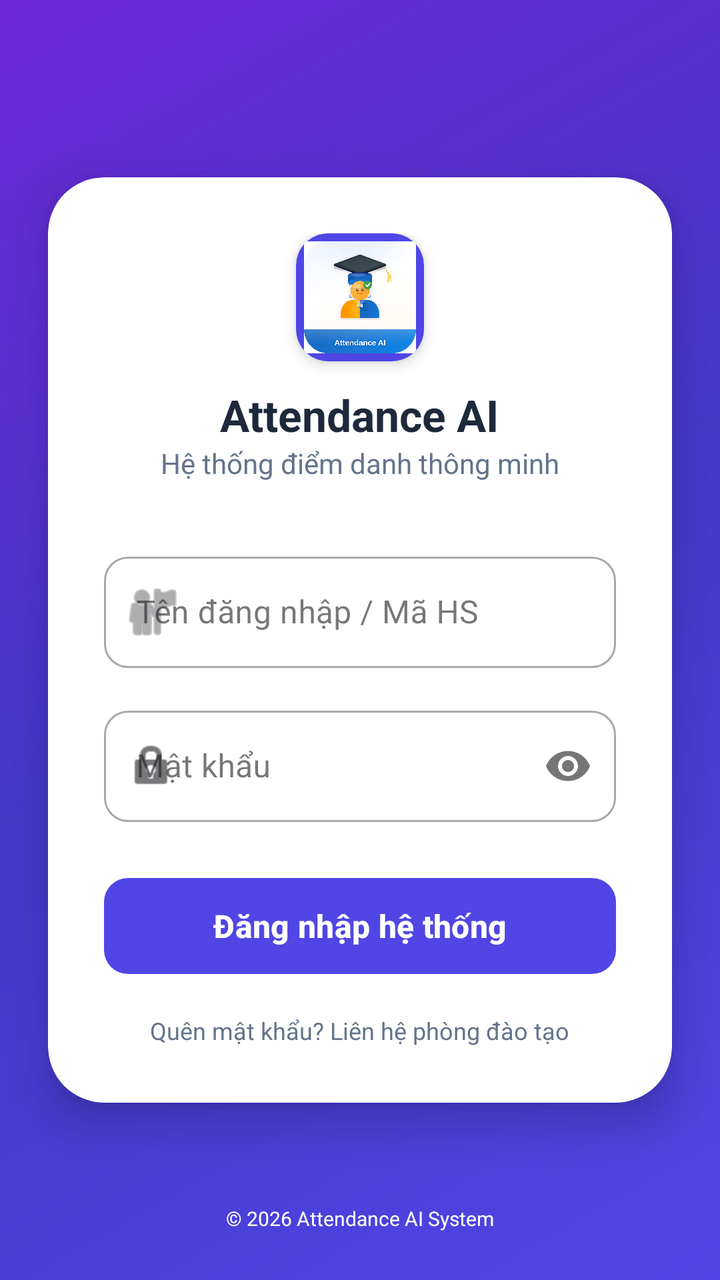
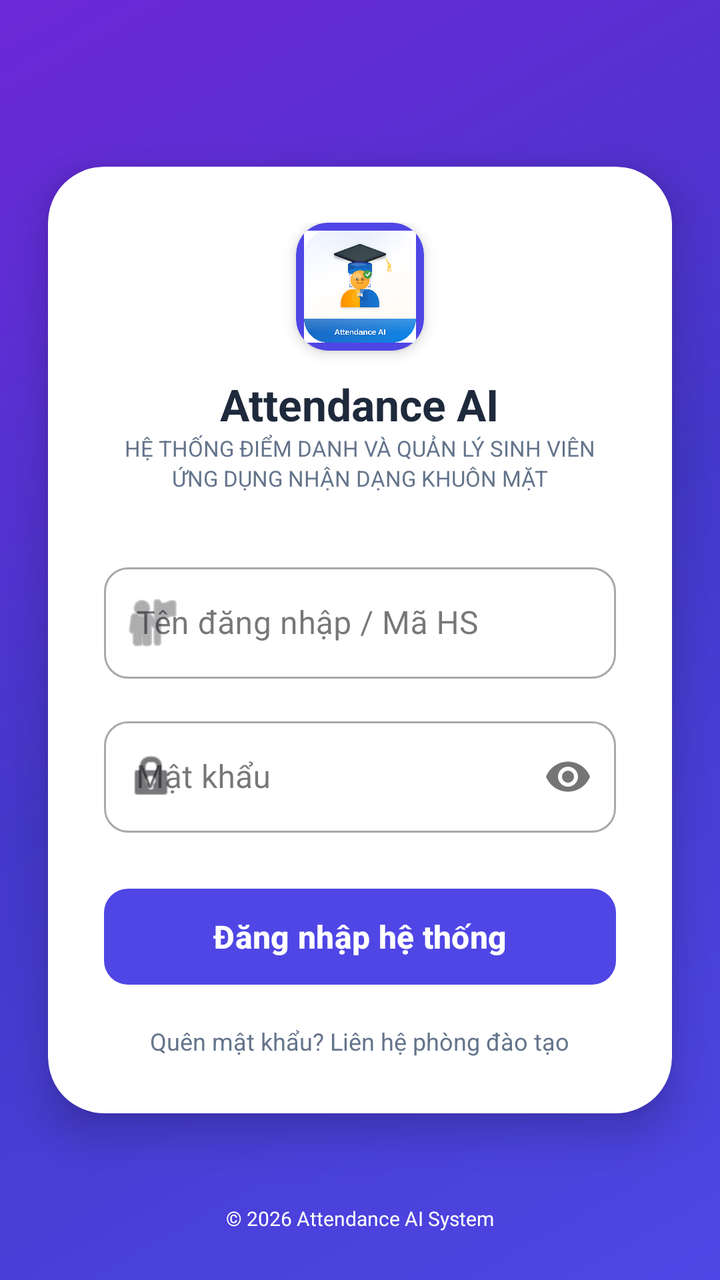

Compare the two renders of this Android layout. The source of the first and the diff that turns it into the second are given below.
<!-- AndroidManifest.xml: application theme Theme.CDTN -->
<!-- res/layout/activity_login.xml -->
<?xml version="1.0" encoding="utf-8"?>
<androidx.constraintlayout.widget.ConstraintLayout xmlns:android="http://schemas.android.com/apk/res/android"
    xmlns:app="http://schemas.android.com/apk/res-auto"
    android:layout_width="match_parent"
    android:layout_height="match_parent"
    android:background="@drawable/login_gradient">

    <androidx.cardview.widget.CardView
        android:layout_width="match_parent"
        android:layout_height="wrap_content"
        android:layout_marginHorizontal="24dp"
        app:cardCornerRadius="28dp"
        app:cardElevation="12dp"
        app:layout_constraintBottom_toBottomOf="parent"
        app:layout_constraintTop_toTopOf="parent">

        <LinearLayout
            android:layout_width="match_parent"
            android:layout_height="wrap_content"
            android:orientation="vertical"
            android:padding="28dp">

            
            <androidx.cardview.widget.CardView
                android:layout_width="64dp"
                android:layout_height="64dp"
                android:layout_gravity="center"
                app:cardBackgroundColor="@color/primary"
                app:cardCornerRadius="16dp"
                app:cardElevation="4dp">
                <ImageView
                    android:layout_width="match_parent"
                    android:layout_height="match_parent"
                    android:layout_gravity="center"
                    android:padding="4dp"
                    android:src="@drawable/cdtn_icon3" />
            </androidx.cardview.widget.CardView>

            <TextView
                android:layout_width="wrap_content"
                android:layout_height="wrap_content"
                android:layout_gravity="center"
                android:layout_marginTop="12dp"
                android:text="Attendance AI"
                android:textColor="@color/text_main"
                android:textSize="22sp"
                android:textStyle="bold" />

            <TextView
                android:layout_width="wrap_content"
                android:layout_height="wrap_content"
                android:layout_gravity="center"
                android:text="Hệ thống điểm danh thông minh"
                android:textColor="@color/text_secondary"
                android:textSize="14sp" />

            
            <com.google.android.material.textfield.TextInputLayout
                style="@style/Widget.MaterialComponents.TextInputLayout.OutlinedBox"
                android:layout_width="match_parent"
                android:layout_height="wrap_content"
                android:layout_marginTop="32dp"
                android:hint="Tên đăng nhập / Mã HS"
                app:boxCornerRadiusBottomEnd="12dp"
                app:boxCornerRadiusBottomStart="12dp"
                app:boxCornerRadiusTopEnd="12dp"
                app:boxCornerRadiusTopStart="12dp"
                app:startIconDrawable="@android:drawable/ic_menu_myplaces">

                <com.google.android.material.textfield.TextInputEditText
                    android:id="@+id/edtUsername"
                    android:layout_width="match_parent"
                    android:layout_height="wrap_content"
                    android:inputType="text" />
            </com.google.android.material.textfield.TextInputLayout>

            <com.google.android.material.textfield.TextInputLayout
                style="@style/Widget.MaterialComponents.TextInputLayout.OutlinedBox"
                android:layout_width="match_parent"
                android:layout_height="wrap_content"
                android:layout_marginTop="16dp"
                android:hint="Mật khẩu"
                app:boxCornerRadiusBottomEnd="12dp"
                app:boxCornerRadiusBottomStart="12dp"
                app:boxCornerRadiusTopEnd="12dp"
                app:boxCornerRadiusTopStart="12dp"
                app:passwordToggleEnabled="true"
                app:startIconDrawable="@android:drawable/ic_lock_idle_lock">

                <com.google.android.material.textfield.TextInputEditText
                    android:id="@+id/edtPassword"
                    android:layout_width="match_parent"
                    android:layout_height="wrap_content"
                    android:inputType="textPassword" />
            </com.google.android.material.textfield.TextInputLayout>



            <com.google.android.material.button.MaterialButton
                android:id="@+id/btnLogin"
                android:layout_width="match_parent"
                android:layout_height="56dp"
                android:layout_marginTop="24dp"
                android:text="Đăng nhập hệ thống"
                android:textAllCaps="false"
                android:textSize="16sp"
                android:textStyle="bold"
                app:backgroundTint="@color/primary"
                app:cornerRadius="12dp"
                app:elevation="4dp" />

            <TextView
                android:layout_width="wrap_content"
                android:layout_height="wrap_content"
                android:layout_gravity="center"
                android:layout_marginTop="16dp"
                android:text="Quên mật khẩu? Liên hệ phòng đào tạo"
                android:textColor="@color/text_secondary"
                android:textSize="12sp" />

        </LinearLayout>
    </androidx.cardview.widget.CardView>

    <TextView
        android:layout_width="wrap_content"
        android:layout_height="wrap_content"
        android:layout_marginBottom="24dp"
        android:text="© 2026 Attendance AI System"
        android:textColor="@color/white"
        android:textSize="10sp"
        app:layout_constraintBottom_toBottomOf="parent"
        app:layout_constraintEnd_toEndOf="parent"
        app:layout_constraintStart_toStartOf="parent" />

</androidx.constraintlayout.widget.ConstraintLayout>
<!-- resources referenced by this layout -->
<resources>
  <color name="primary">#4F46E5</color>
  <color name="text_main">#1E293B</color>
  <color name="text_secondary">#64748B</color>
  <color name="white">#FFFFFFFF</color>
  <!-- drawable cdtn_icon3: png bitmap (drawable, 360044 bytes) -->
  <!-- drawable login_gradient (drawable) -->
  <?xml version="1.0" encoding="utf-8"?>
  <shape xmlns:android="http://schemas.android.com/apk/res/android">
      <gradient
          android:startColor="#4F46E5"
          android:centerColor="#4338CA"
          android:endColor="#6D28D9"
          android:angle="135" />
  </shape>
  <style name="Theme.CDTN" parent="Base.Theme.CDTN" />
  <style name="Base.Theme.CDTN" parent="Theme.Material3.DayNight.NoActionBar">
          
          
      </style>
</resources>

<!-- the commit's change to res/layout/activity_login.xml (unified diff, before → after) -->
@@ -47,12 +47,14 @@
                 android:textStyle="bold" />
 
             <TextView
-                android:layout_width="wrap_content"
+                android:layout_width="match_parent"
                 android:layout_height="wrap_content"
                 android:layout_gravity="center"
-                android:text="Hệ thống điểm danh thông minh"
+                android:gravity="center"
+                android:lineSpacingExtra="2dp"
+                android:text="HỆ THỐNG ĐIỂM DANH VÀ QUẢN LÝ SINH VIÊN ỨNG DỤNG NHẬN DẠNG KHUÔN MẶT"
                 android:textColor="@color/text_secondary"
-                android:textSize="14sp" />
+                android:textSize="11sp" />
 
             
             <com.google.android.material.textfield.TextInputLayout
